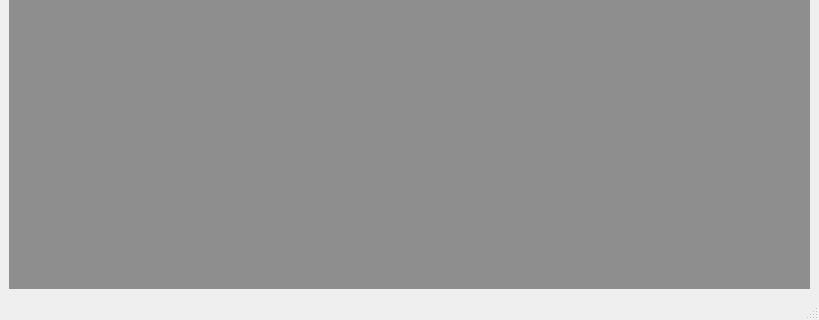
Old version of the form src/MainWindow.ui in the repository chen6556/GameOfLife; both pictures show x 0 to 819 and y 343 to 663 of the 819 by 663 pixel window.
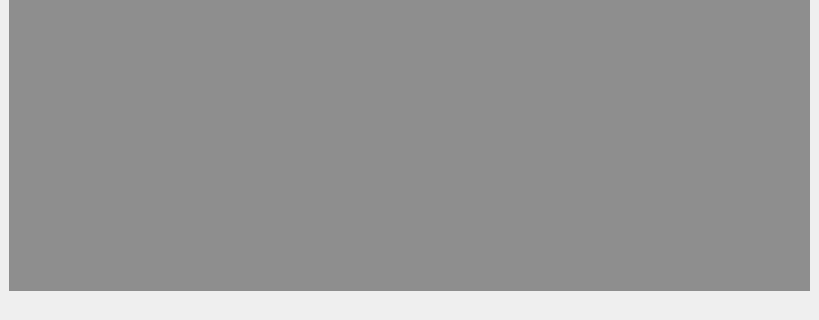
New version of the form.

Commit message: 优化缩放代码。

Patch:
```diff
--- a/src/MainWindow.ui
+++ b/src/MainWindow.ui
@@ -92,7 +92,11 @@
    <addaction name="menuPlay"/>
    <addaction name="menuFile"/>
   </widget>
-  <widget class="QStatusBar" name="status_bar"/>
+  <widget class="QStatusBar" name="status_bar">
+   <property name="sizeGripEnabled">
+    <bool>false</bool>
+   </property>
+  </widget>
   <action name="action_play">
    <property name="text">
     <string>Play</string>
```
The commit also changes 1 other file.
